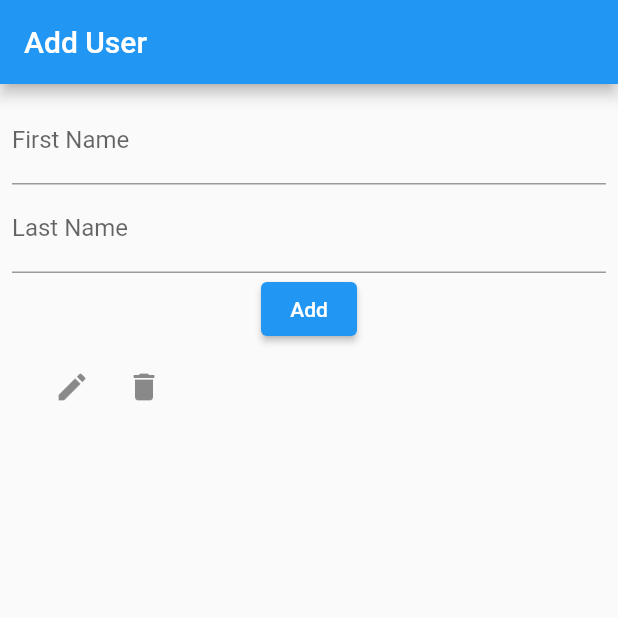
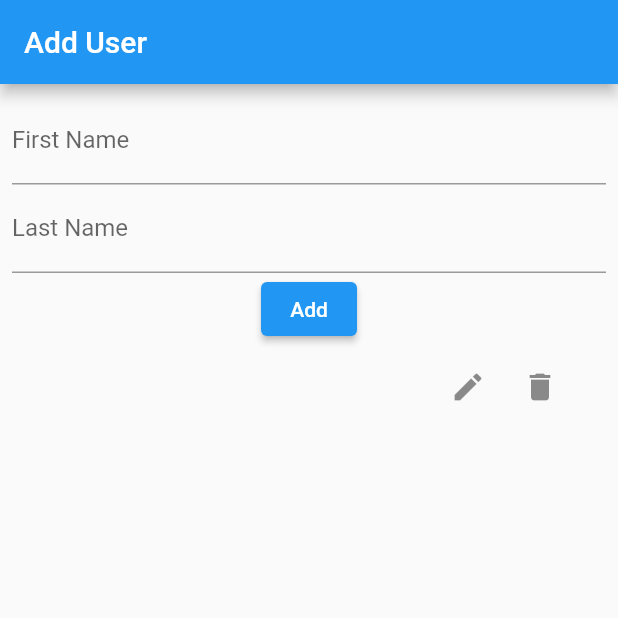
Before and after one commit to chocovish/newsqf, a Flutter app: the screen it shows after launch, after a tap on "Add", on a phone screen of 412 x 824 dp, the top half of it. Run offline on Flutter 3.47's test engine with Material 2 defaults, Android fonts, the phone set to English and light mode, and no system bars; our stand-ins replace sqflite; accounts and stored records are empty.

Commit message:
update added

```diff
--- a/lib/home_page.dart
+++ b/lib/home_page.dart
@@ -84,7 +84,10 @@ class _HomePageState extends State<HomePage> {
               children: [
                 ...data.map((e) => ListTile(
                       title: Text("${e["firstName"]} ${e["lastName"]}"),
-                      trailing: Row(
+                      trailing: SizedBox(
+                        width: 100,
+                        child: Flexible(
+                          child: Row(
                             children: [
                               IconButton(
                                 icon: Icon(Icons.edit),
@@ -120,6 +123,8 @@ class _HomePageState extends State<HomePage> {
                               ),
                             ],
                           ),
+                        ),
+                      ),
                     )),
               ],
             )),
```
Lines whose indentation alone changed are shown as unchanged.
